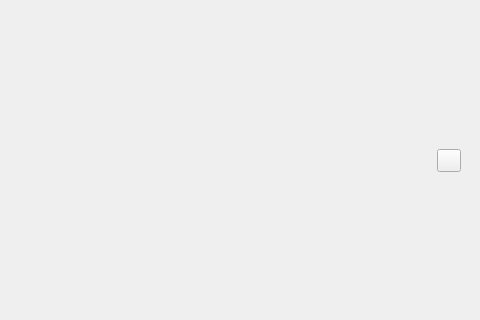
kun-codes/pomodoro-task-app.py, file pomodoro-task-app/ui/tasks_list_view.ui: the form before one commit; both pictures show x 320 to 800 and y 139 to 459 of the 800 by 600 pixel window.
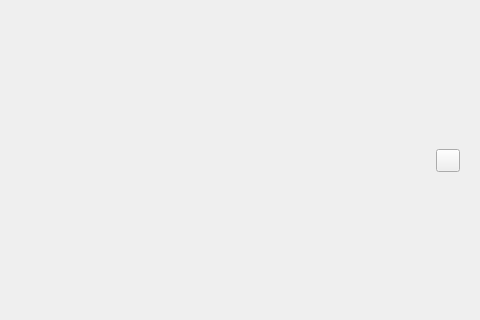
The form after the commit. Custom widgets are drawn as their Qt base class.

Commit message: ui(tasks list view): use SingleDirectionScrollArea instead of QScrollArea

What changed in the file:
```diff
--- a/pomodoro-task-app/ui/tasks_list_view.ui
+++ b/pomodoro-task-app/ui/tasks_list_view.ui
@@ -13,18 +13,9 @@
   <property name="windowTitle">
    <string>Form</string>
   </property>
-  <layout class="QGridLayout" name="gridLayout">
-   <property name="leftMargin">
-    <number>10</number>
-   </property>
-   <property name="topMargin">
-    <number>10</number>
-   </property>
-   <property name="rightMargin">
-    <number>10</number>
-   </property>
-   <item row="0" column="0">
-    <widget class="QScrollArea" name="scrollArea">
+  <layout class="QVBoxLayout" name="verticalLayout">
+   <item>
+    <widget class="SingleDirectionScrollArea" name="SingleDirectionScrollArea">
      <property name="styleSheet">
       <string notr="true">QScrollArea{background: transparent; border: none}</string>
      </property>
@@ -36,14 +27,14 @@
        <rect>
         <x>0</x>
         <y>0</y>
-        <width>780</width>
-        <height>581</height>
+        <width>782</width>
+        <height>582</height>
        </rect>
       </property>
       <property name="styleSheet">
        <string notr="true">QWidget#scrollAreaWidgetContents { background: transparent }</string>
       </property>
-      <layout class="QVBoxLayout" name="verticalLayout">
+      <layout class="QVBoxLayout" name="verticalLayout_2">
        <item>
         <layout class="QHBoxLayout" name="horizontalLayout">
          <item>
@@ -76,6 +67,12 @@
    <extends>QToolButton</extends>
    <header>qfluentwidgets</header>
   </customwidget>
+  <customwidget>
+   <class>SingleDirectionScrollArea</class>
+   <extends>QScrollArea</extends>
+   <header>qfluentwidgets</header>
+   <container>1</container>
+  </customwidget>
  </customwidgets>
  <resources/>
  <connections/>
```
The commit also changes 1 other file.
